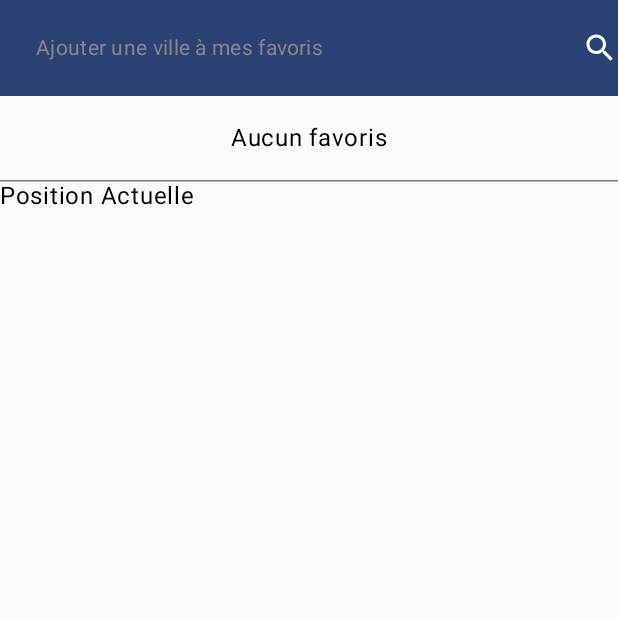
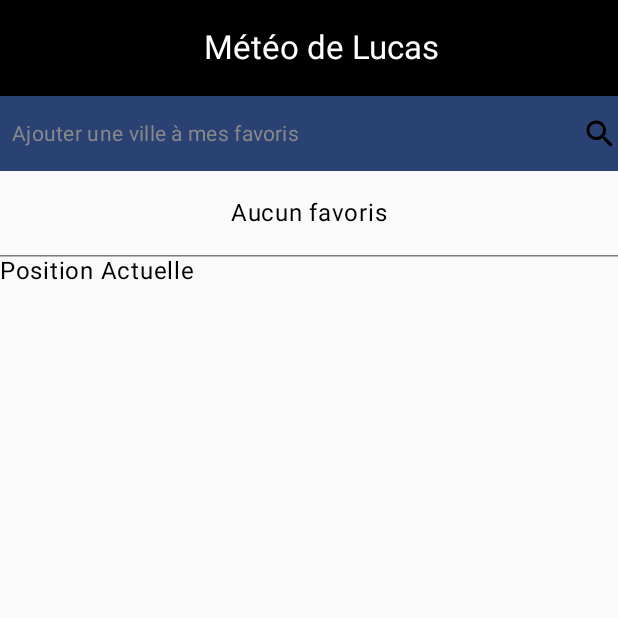
Before and after one commit to LucasLeculier/MeteoAndroid, an Android app built with Jetpack Compose: the screen it shows after launch (MainActivity), on a phone screen of 412 x 824 dp, the top half of it. Run offline under Robolectric (Android 15) with nearby library versions, the phone set to English and light mode, and no system bars.

```diff
--- a/src/main/java/com/example/m2_2/MainActivity.kt
+++ b/src/main/java/com/example/m2_2/MainActivity.kt
@@ -1,7 +1,10 @@
 package com.example.m2_2
 
+import android.app.Activity
+import android.content.Context
 import android.os.Bundle
 import android.util.Log
+import android.view.inputmethod.InputMethodManager
 import androidx.activity.ComponentActivity
 import androidx.activity.compose.setContent
 import androidx.activity.enableEdgeToEdge
@@ -15,6 +18,7 @@ import androidx.compose.foundation.layout.Row
 import androidx.compose.foundation.layout.Spacer
 import androidx.compose.foundation.layout.fillMaxSize
 import androidx.compose.foundation.layout.fillMaxWidth
+import androidx.compose.foundation.layout.height
 import androidx.compose.foundation.layout.padding
 import androidx.compose.foundation.layout.size
 import androidx.compose.foundation.layout.width
@@ -152,30 +156,42 @@ class MainActivity : ComponentActivity() {
     @OptIn(ExperimentalMaterial3Api::class)
     @Composable
     fun TopBarWithSearch(
-        searchtext: TextFieldValue,
+        searchText: TextFieldValue,
         modifier: Modifier = Modifier,
         onSearch: (String) -> Unit
-
     ) {
+        Column(modifier = modifier.fillMaxWidth()) {
+            // Top App Bar
             TopAppBar(
                 title = {
-                SearchBar(
-                    onSearch = onSearch,
+                    Text(
+                        text = "Météo de Lucas",
+                        textAlign = TextAlign.Center,
                         modifier = Modifier.fillMaxWidth(),
-                    searchText = searchtext
+                        color = Color.White // Titre en blanc
                     )
                 },
                 colors = TopAppBarDefaults.smallTopAppBarColors(
-                containerColor = MaterialTheme.colorScheme.primary,
-                titleContentColor = MaterialTheme.colorScheme.onPrimary
+                    containerColor = Color.Black, // Couleur noire
+                    titleContentColor = Color.White // Couleur du titre en blanc
                 ),
                 modifier = modifier
             )
+
+            // Search Bar
+            SearchBar(
+                onSearch = { onSearch(it) },
+                modifier = Modifier
+                    .fillMaxWidth()
+                    .height(50.dp),
+                searchText = searchText
+            )
         }
-
+    }
 
     @Composable
     fun ResultatsRecherche(searchResults : List<City>) {
+        val context = LocalContext.current
         LazyColumn {
             items(searchResults) { city ->
                 Row(
@@ -183,6 +199,10 @@ class MainActivity : ComponentActivity() {
                         .fillMaxWidth()
                         .clickable(
                             onClick = {
+                                // Masquer le clavier
+                                val imm = context.getSystemService(Context.INPUT_METHOD_SERVICE) as InputMethodManager
+                                imm.hideSoftInputFromWindow((context as Activity).currentFocus?.windowToken, 0)
+
                                 cityViewModel.addCityToFavorites(this@MainActivity, city)
                             }
                         )
--- a/src/main/java/com/example/m2_2/MeteoActivity.kt
+++ b/src/main/java/com/example/m2_2/MeteoActivity.kt
@@ -99,7 +99,7 @@ fun ErrorBody() {
 @Composable
 fun topAppBarWithReturn(navController: NavController){
     TopAppBar(
-        title = {Text(text = "Météo")},
+        title = {Text(text = "Détails météo")},
         navigationIcon = {
             IconButton(onClick = { navController.popBackStack() }) {
                 Icon(Icons.Filled.ArrowBack, "backIcon")
```
Lines whose indentation alone changed are shown as unchanged.
